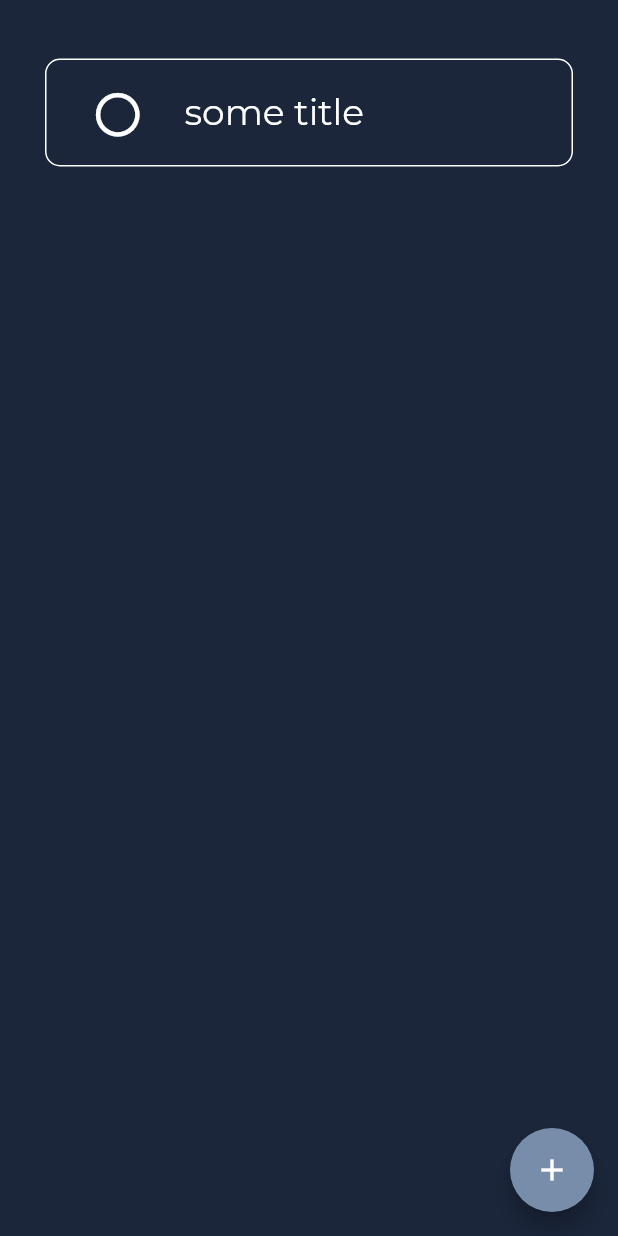
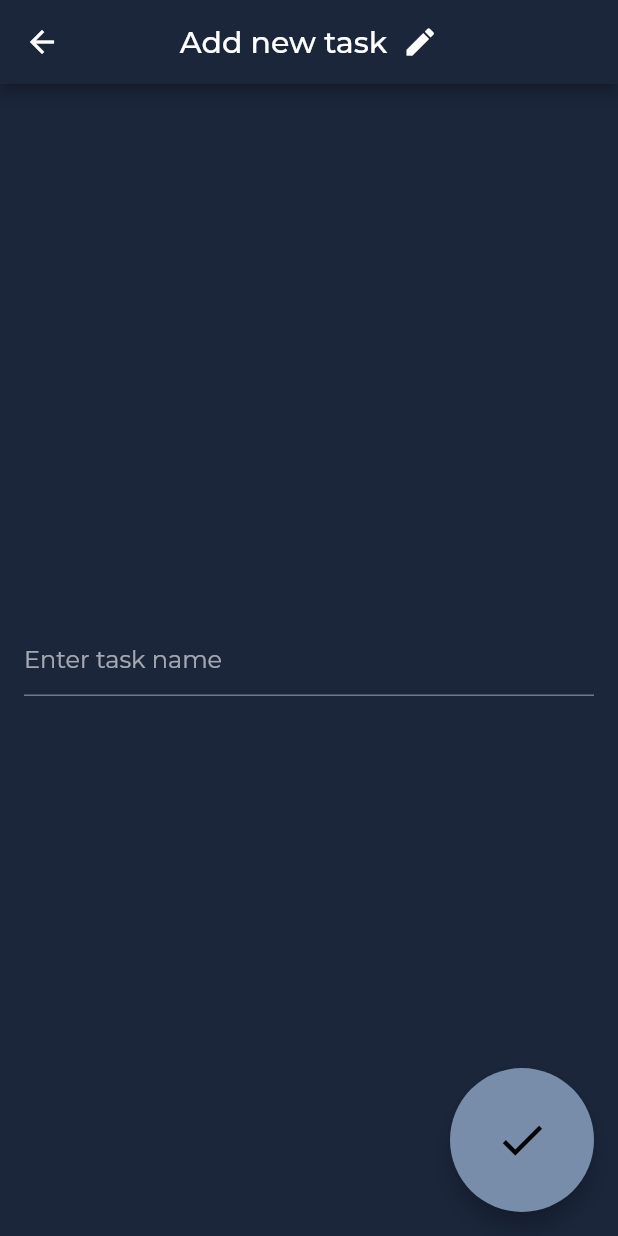
Before and after one commit to elem3ntary/flutter-todo-app, a Flutter app: the screen it shows after launch, after a tap on the "add" icon, on a phone screen of 412 x 824 dp. Run offline on Flutter 3.47's test engine with Material 2 defaults, Android fonts, the phone set to English and light mode, and no system bars; our stand-ins replace google_fonts.

Commit message:
Implement task adding

```diff
--- /dev/null
+++ b/lib/create_task.dart
@@ -0,0 +1,85 @@
+import 'package:flutter/material.dart';
+import 'package:provider/provider.dart';
+import 'package:todo_app/task_state.dart';
+
+class NewTask extends StatefulWidget {
+  NewTask({super.key});
+
+  @override
+  State<NewTask> createState() => _NewTaskState();
+}
+
+class _NewTaskState extends State<NewTask> {
+  final _controller = TextEditingController();
+
+  bool _valid = true;
+
+  @override
+  void initState() {
+    _controller.addListener(_checkIfNameIsValid);
+    super.initState();
+  }
+
+  @override
+  void dispose() {
+    _controller.dispose();
+    super.dispose();
+  }
+
+  void _checkIfNameIsValid() {
+    setState(() {
+      _valid = _controller.text.isNotEmpty;
+    });
+  }
+
+  @override
+  Widget build(BuildContext context) {
+    var state = context.watch<TaskState>();
+    var theme = Theme.of(context);
+    return Scaffold(
+      backgroundColor: theme.colorScheme.background,
+      appBar: AppBar(
+          backgroundColor: theme.colorScheme.background,
+          centerTitle: true,
+          title: Row(
+            mainAxisAlignment: MainAxisAlignment.center,
+            mainAxisSize: MainAxisSize.min,
+            // ignore: prefer_const_literals_to_create_immutables
+            children: [
+              const Text('Add new task'),
+              const SizedBox(
+                width: 10,
+              ),
+              const Icon(Icons.create),
+            ],
+          )),
+      body: SafeArea(
+        child: Column(
+          mainAxisAlignment: MainAxisAlignment.center,
+          children: [
+            Padding(
+              padding: const EdgeInsets.all(16.0),
+              child: TextField(
+                controller: _controller,
+                decoration: InputDecoration(
+                    hintText: 'Enter task name',
+                    errorText: _valid ? null : "Field cannot be empty"),
+              ),
+            ),
+          ],
+        ),
+      ),
+      floatingActionButton: FloatingActionButton.large(
+        onPressed: () {
+          _checkIfNameIsValid();
+          if (!_valid) {
+            return;
+          }
+          state.addTask(Task(_controller.text));
+          Navigator.pop(context);
+        },
+        child: const Icon(Icons.check),
+      ),
+    );
+  }
+}
--- a/lib/main.dart
+++ b/lib/main.dart
@@ -1,6 +1,9 @@
 import 'package:flutter/material.dart';
 import 'package:provider/provider.dart';
 import 'package:google_fonts/google_fonts.dart';
+import 'package:todo_app/create_task.dart';
+
+import 'task_state.dart';
 
 void main() {
   runApp(
@@ -11,37 +14,11 @@ void main() {
   );
 }
 
-class Task {
-  bool done = false;
-  String name;
-  Task(this.name);
-}
-
-class TaskState extends ChangeNotifier {
-  var tasks = <Task>[];
-
-  void addTask(Task task) {
-    tasks.add(task);
-    notifyListeners();
-  }
-
-  void markTaskAsCompleted(Task task) {
-    int selectedTask = tasks.indexOf(task);
-    tasks[selectedTask].done = true;
-    notifyListeners();
-  }
-
-  List<Task> getTasks() {
-    return tasks.where((element) => !element.done).toList();
-  }
-}
-
 class MainApp extends StatelessWidget {
   const MainApp({super.key});
 
   @override
   Widget build(BuildContext context) {
-    var state = context.watch<TaskState>();
     var defaultColorScheme = ThemeData.dark().colorScheme;
     var baseTheme = ThemeData.dark();
     var themeData = baseTheme.copyWith(
@@ -50,20 +27,7 @@ class MainApp extends StatelessWidget {
           background: const Color(0xff1B263B),
           secondary: const Color(0xff778DA9)),
     );
-    return MaterialApp(
-      theme: themeData,
-      home: Scaffold(
-        backgroundColor: themeData.colorScheme.background,
-        body: const MainPage(),
-        floatingActionButton: FloatingActionButton(
-          onPressed: () => state.addTask(Task('test')),
-          child: const IconTheme(
-            data: IconThemeData(color: Colors.white),
-            child: Icon(Icons.add),
-          ),
-        ),
-      ),
-    );
+    return MaterialApp(theme: themeData, home: const MainPage());
   }
 }
 
@@ -76,17 +40,38 @@ class MainPage extends StatelessWidget {
   Widget build(BuildContext context) {
     var state = context.watch<TaskState>();
     var tasks = state.getTasks();
-    return Column(
+    var themeData = Theme.of(context);
+
+    return Scaffold(
+      backgroundColor: themeData.colorScheme.background,
+      body: Column(
         children: [
           const SizedBox(
             height: 30,
           ),
+          if (tasks.isEmpty)
+            Expanded(
+                child: Center(
+              child: Text('No tasks. Good work!'),
+            )),
+          if (tasks.isNotEmpty)
             Expanded(
               child: ListView.builder(
                   itemCount: tasks.length,
                   itemBuilder: ((context, index) => TodoTile(tasks[index]))),
             ),
         ],
+      ),
+      floatingActionButton: FloatingActionButton(
+        onPressed: () {
+          Navigator.push(
+              context, MaterialPageRoute(builder: (context) => NewTask()));
+        },
+        child: const IconTheme(
+          data: IconThemeData(color: Colors.white),
+          child: Icon(Icons.add),
+        ),
+      ),
     );
   }
 }
@@ -125,7 +110,7 @@ class TodoTile extends StatelessWidget {
             ),
           ),
           Text(
-            'some title',
+            task.name,
             style: TextStyle(
               fontSize: Theme.of(context).textTheme.headlineSmall!.fontSize,
             ),
--- /dev/null
+++ b/lib/task.dart
@@ -0,0 +1,5 @@
+class Task {
+  bool done = false;
+  String name;
+  Task(this.name);
+}
--- /dev/null
+++ b/lib/task_state.dart
@@ -0,0 +1,26 @@
+import 'package:flutter/foundation.dart';
+
+class Task {
+  bool done = false;
+  String name;
+  Task(this.name);
+}
+
+class TaskState extends ChangeNotifier {
+  var tasks = <Task>[];
+
+  void addTask(Task task) {
+    tasks.add(task);
+    notifyListeners();
+  }
+
+  void markTaskAsCompleted(Task task) {
+    int selectedTask = tasks.indexOf(task);
+    tasks[selectedTask].done = true;
+    notifyListeners();
+  }
+
+  List<Task> getTasks() {
+    return tasks.where((element) => !element.done).toList();
+  }
+}
```
Lines whose indentation alone changed are shown as unchanged.
